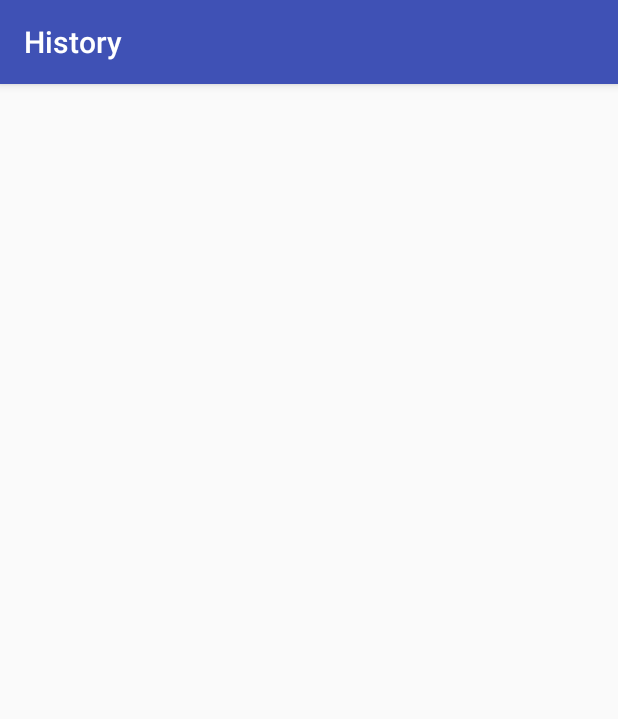
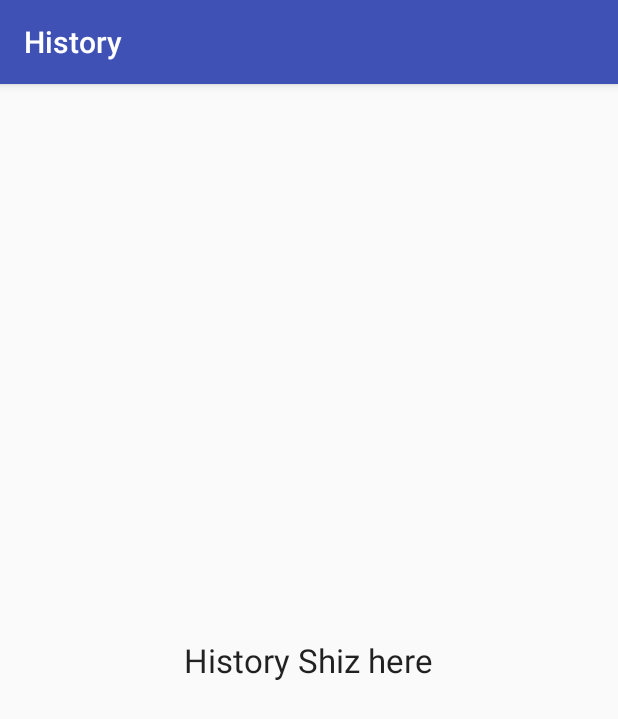
Before and after one commit to EricLeFort/3AO4, an Android app: the History screen opened directly, with no data from a screen before it, on a phone screen of 412 x 824 dp. Shown: the top 719 px of the screen. Run offline under Robolectric (Android 15) with nearby library versions, the phone set to English and light mode, and no system bars.

Commit message:
Added basic navigation - template for the rest

```diff
--- a/RockIdentificationApp/app/src/main/res/layout/activity_main.xml
+++ b/RockIdentificationApp/app/src/main/res/layout/activity_main.xml
@@ -74,6 +74,7 @@
         android:id="@+id/view_history"
         android:layout_alignParentBottom="true"
         android:layout_alignLeft="@+id/textView"
-        android:layout_alignStart="@+id/textView" />
+        android:layout_alignStart="@+id/textView"
+        android:onClick="historyClicked"/>
 
 </RelativeLayout>
--- a/RockIdentificationApp/app/src/main/res/layout/content_history.xml
+++ b/RockIdentificationApp/app/src/main/res/layout/content_history.xml
@@ -12,4 +12,12 @@
     tools:context="rockapp.rockidentificationapp.History"
     tools:showIn="@layout/activity_history">
 
+    <TextView
+        android:layout_width="wrap_content"
+        android:layout_height="wrap_content"
+        android:textAppearance="?android:attr/textAppearanceLarge"
+        android:text="History Shiz here"
+        android:id="@+id/textView2"
+        android:layout_centerVertical="true"
+        android:layout_centerHorizontal="true" />
 </RelativeLayout>
```
Also changed, not shown: RockIdentificationApp/app/src/main/java/rockapp/rockidentificationapp/Controller.java (+9 -1 lines), RockIdentificationApp/app/src/main/java/rockapp/rockidentificationapp/History.java (+0 -9 lines), RockIdentificationApp/app/src/main/java/rockapp/rockidentificationapp/Main.java (+8 -0 lines).
